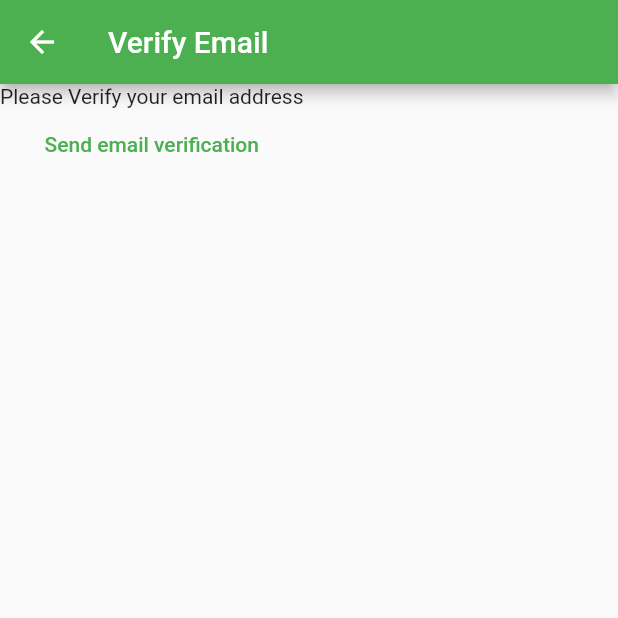
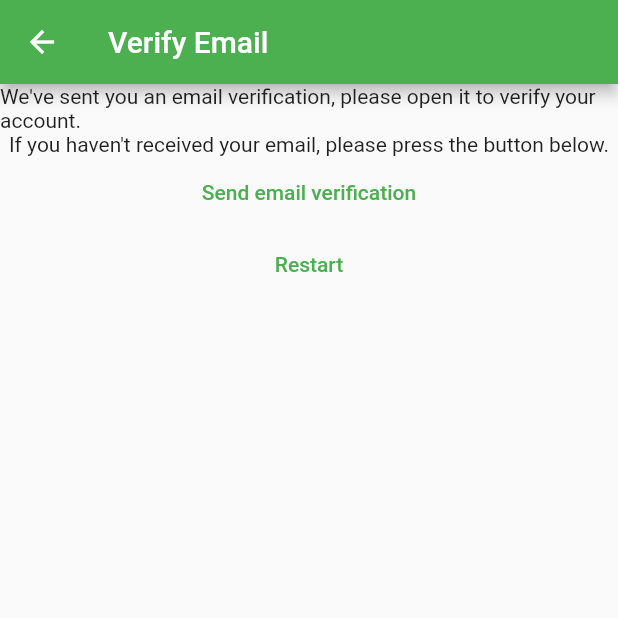
Before and after one commit to owhiteman/my-notes, a Flutter app: the VerifyEmailView screen opened directly, on a phone screen of 412 x 824 dp, the top half of it. Run offline on Flutter 3.47's test engine with Material 2 defaults, Android fonts, the phone set to English and light mode, and no system bars; our stand-ins replace firebase_auth, firebase_core; accounts and stored records are empty.

Commit message:
Register verification route

```diff
--- a/lib/constants/routes.dart
+++ b/lib/constants/routes.dart
@@ -1,3 +1,4 @@
 const loginRoute = '/login/';
 const registerRoute = '/register/';
 const notesRoute = '/notes/';
+const verifyEmailRoute = '/verify-email/';
--- a/lib/main.dart
+++ b/lib/main.dart
@@ -21,6 +21,7 @@ void main() {
         loginRoute: (context) => const LoginView(),
         registerRoute: (context) => const RegisterView(),
         notesRoute: (context) => const NotesView(),
+        verifyEmailRoute: (context) => const VerifyEmailView(),
       },
     ),
   );
--- a/lib/views/verify_email_view.dart
+++ b/lib/views/verify_email_view.dart
@@ -1,5 +1,6 @@
 import 'package:firebase_auth/firebase_auth.dart';
 import 'package:flutter/material.dart';
+import 'package:mynotes/constants/routes.dart';
 
 class VerifyEmailView extends StatefulWidget {
   const VerifyEmailView({Key? key}) : super(key: key);
@@ -17,13 +18,26 @@ class _VerifyEmailViewState extends State<VerifyEmailView> {
       ),
       body: Column(
         children: [
-          const Text('Please Verify your email address'),
+          const Text(
+              "We've sent you an email verification, please open it to verify your account."),
+          const Text(
+              "If you haven't received your email, please press the button below."),
           TextButton(
             onPressed: () async {
               final user = FirebaseAuth.instance.currentUser;
               await user?.sendEmailVerification();
             },
             child: const Text('Send email verification'),
+          ),
+          TextButton(
+            onPressed: () async {
+              await FirebaseAuth.instance.signOut();
+              Navigator.of(context).pushNamedAndRemoveUntil(
+                registerRoute,
+                (route) => false,
+              );
+            },
+            child: const Text('Restart'),
           )
         ],
       ),
```
Also changed, not shown: lib/views/register_view.dart (+30 -10 lines).
